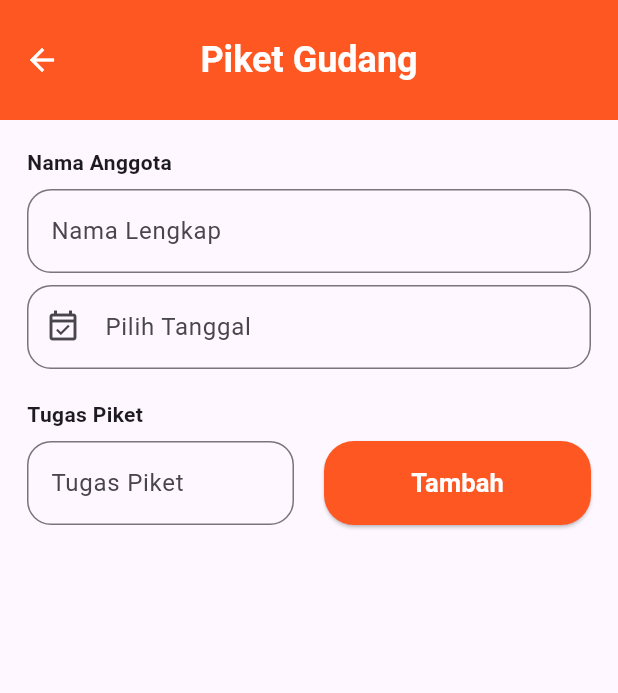
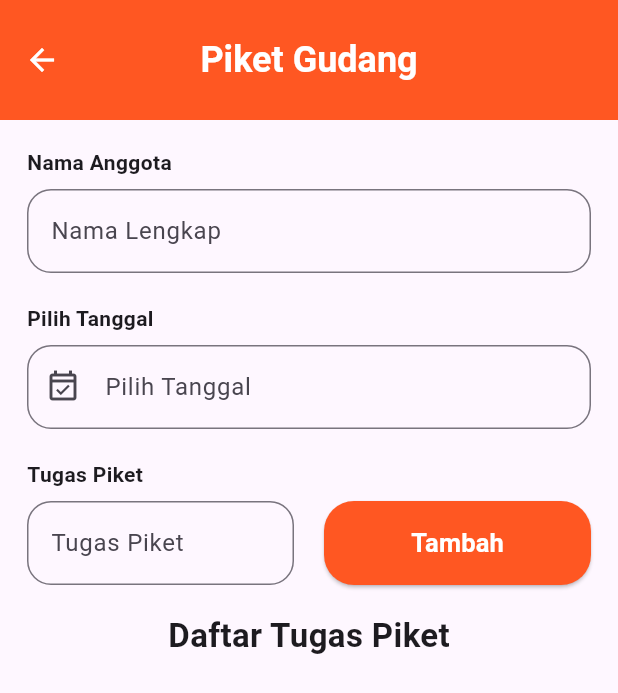
Before and after one commit to RezaAzharii/20220140011_UCP1Flutter, a Flutter app: the DataPiketPage screen opened directly with empty values, on a phone screen of 412 x 824 dp. Shown: the top 693 px of the screen. Run offline on Flutter 3.47's test engine with Material 3 defaults, Android fonts, the phone set to English and light mode, and no system bars; Roboto replaces fonts that are missing (Poppins).

Commit message:
Menambahkan Validasi untuk form tanggal dan tugas, dan menambahkan Heading text untuk daftar Oiket

```diff
--- a/lib/pages/data_piket_page.dart
+++ b/lib/pages/data_piket_page.dart
@@ -3,10 +3,7 @@ import 'package:intl/intl.dart';
 
 class DataPiketPage extends StatefulWidget {
   final String namaAkun;
-  const DataPiketPage({
-    super.key,
-    required this.namaAkun
-  });
+  const DataPiketPage({super.key, required this.namaAkun});
 
   @override
   State<DataPiketPage> createState() => _DataPiketPageState();
@@ -24,6 +21,27 @@ class _DataPiketPageState extends State<DataPiketPage> {
   void initState() {
     super.initState();
     _namaAnggotaController.text = widget.namaAkun;
+  }
+
+  String? _validateNamaAnggota(String? value) {
+    if (value == null || value.isEmpty) {
+      return 'Nama tidak boleh kosong';
+    }
+    return null;
+  }
+
+  String? _validateTanggalPiket(String? value) {
+    if (value == null || value.isEmpty) {
+      return 'Tanggal tidak boleh kosong';
+    }
+    return null;
+  }
+
+  String? _validateTugasPiket(String? value) {
+    if (value == null || value.isEmpty) {
+      return 'Tugas tidak boleh kosong';
+    }
+    return null;
   }
 
   @override
@@ -63,8 +81,16 @@ class _DataPiketPageState extends State<DataPiketPage> {
                         borderRadius: BorderRadius.circular(16),
                       ),
                     ),
-
+                    validator: _validateNamaAnggota,
                     autovalidateMode: AutovalidateMode.onUserInteraction,
+                  ),
+                  const SizedBox(height: 20),
+                  Align(
+                    alignment: Alignment.topLeft,
+                    child: const Text(
+                      'Pilih Tanggal',
+                      style: TextStyle(fontWeight: FontWeight.bold),
+                    ),
                   ),
                   const SizedBox(height: 8),
                   TextFormField(
@@ -93,6 +119,7 @@ class _DataPiketPageState extends State<DataPiketPage> {
                         });
                       }
                     },
+                    validator: _validateTanggalPiket,
                     autovalidateMode: AutovalidateMode.onUserInteraction,
                   ),
                   const SizedBox(height: 20),
@@ -117,7 +144,7 @@ class _DataPiketPageState extends State<DataPiketPage> {
                                   borderRadius: BorderRadius.circular(16),
                                 ),
                               ),
-
+                              validator: _validateTugasPiket,
                               autovalidateMode:
                                   AutovalidateMode.onUserInteraction,
                             ),
@@ -151,12 +178,20 @@ class _DataPiketPageState extends State<DataPiketPage> {
                           ),
                         ),
                       ),
-                    ]
+                    ],
                   ),
                 ],
               ),
             ),
           ),
+          Align(
+            alignment: Alignment.center,
+            child: const Text(
+              'Daftar Tugas Piket',
+              style: TextStyle(fontSize: 22, fontWeight: FontWeight.bold),
+            ),
+          ),
+          SizedBox(height: 20),
         ],
       ),
     );
```
